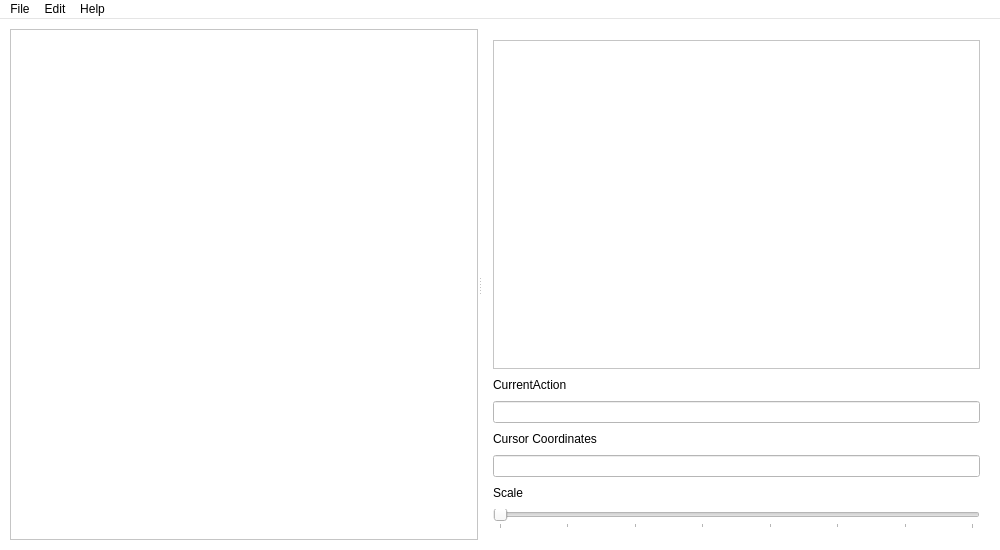
This is mainwindow.ui in rdmenezes/trpo as Qt 5 draws it before an edit. The edited form follows.
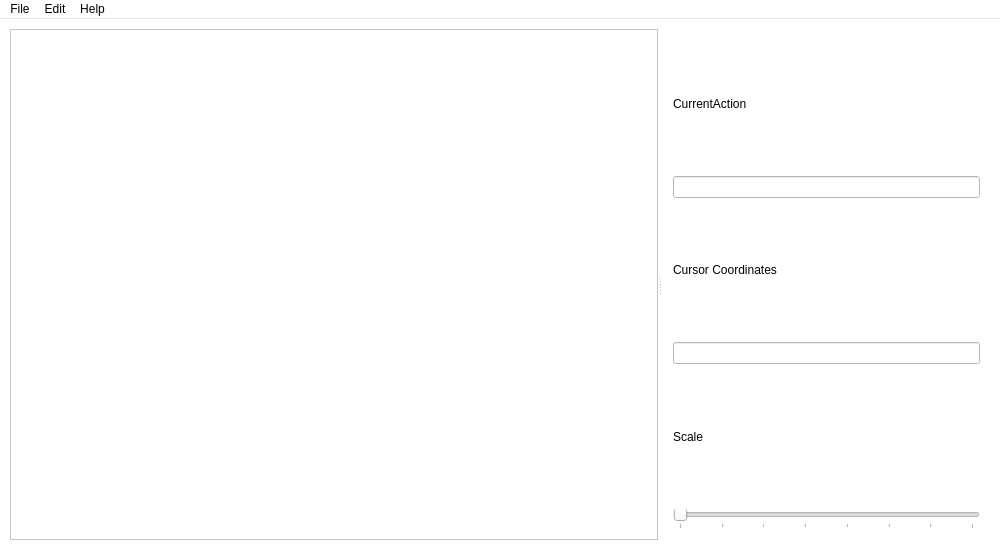
This is the edited form.

Diff of the .ui file:
```diff
--- a/mainwindow.ui
+++ b/mainwindow.ui
@@ -179,7 +179,7 @@
        <number>9</number>
       </property>
       <item>
-       <widget class="QTableView" name="toolBox"/>
+       <layout class="QGridLayout" name="toolBox"/>
       </item>
       <item>
        <widget class="QLabel" name="labelCurrentAction">
```
